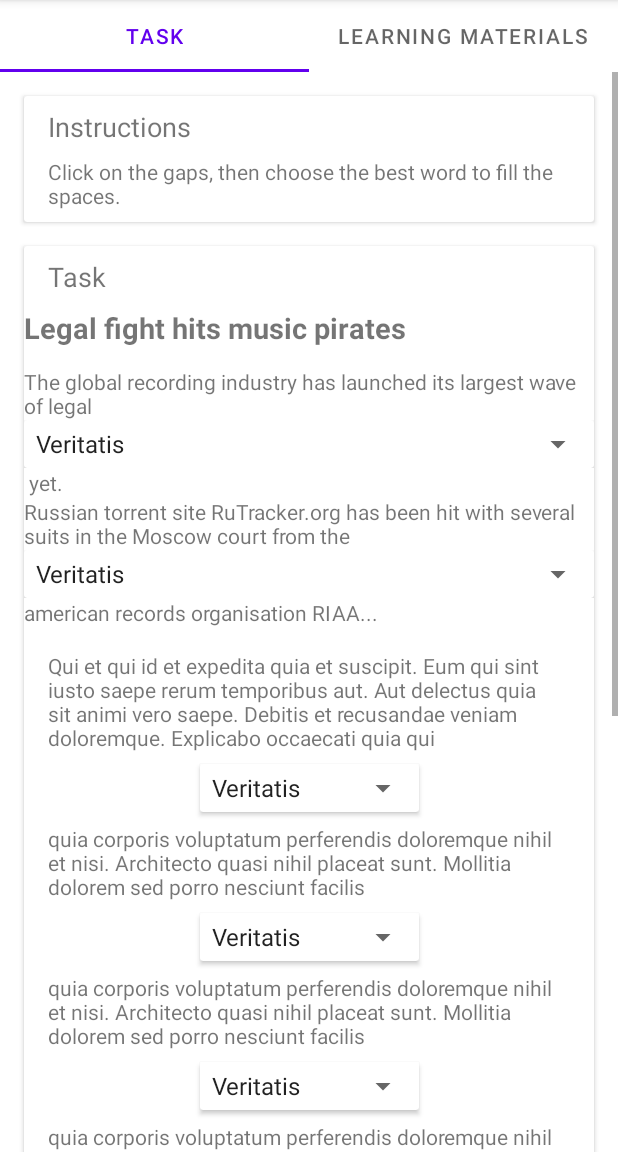
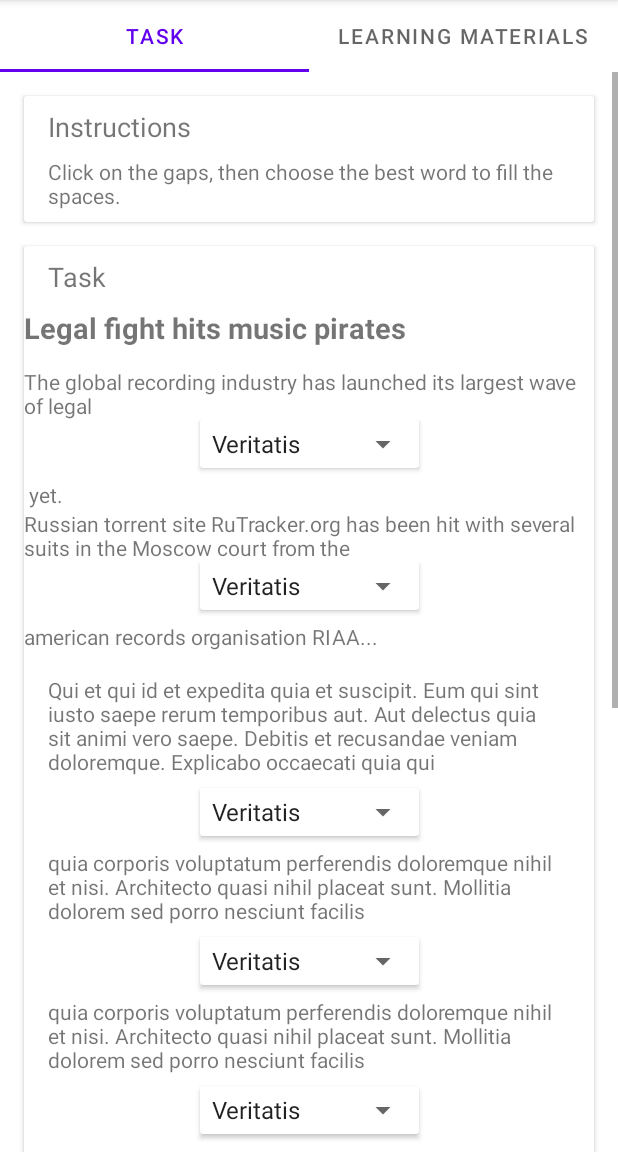
Before and after one commit to Ialda/LanProject, an Android app: the TaskFragment1 screen opened directly, with no data from a screen before it, on a phone screen of 412 x 824 dp, the part 84-1236 px from its top. Run offline under Robolectric (Android 15) with nearby library versions, the light colour scheme and no system bars.

Commit message:
Add margins to cardview in gap spinners

```diff
--- a/app/src/main/res/layout/gap_spinner.xml
+++ b/app/src/main/res/layout/gap_spinner.xml
@@ -6,10 +6,11 @@
     android:layout_height="match_parent">
 
     <androidx.cardview.widget.CardView
-        android:id="@+id/cardView1"
-        android:layout_width="match_parent"
+        android:layout_width="wrap_content"
         android:layout_height="wrap_content"
         android:layout_marginTop="8dp"
+        android:layout_marginBottom="8dp"
+        app:layout_constraintBottom_toBottomOf="parent"
         app:layout_constraintEnd_toEndOf="parent"
         app:layout_constraintStart_toStartOf="parent"
         app:layout_constraintTop_toBottomOf="@+id/textView6">
@@ -18,6 +19,7 @@
             android:id="@+id/gapSpinner"
             android:layout_width="match_parent"
             android:layout_height="32dp"
+            android:layout_gravity="center"
             android:entries="@array/Task1Placeholder" />
 
     </androidx.cardview.widget.CardView>
```
